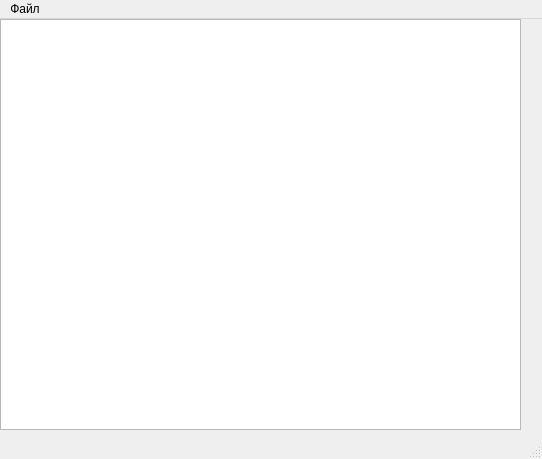
First picture: the form in Qt/Lesson_3/mainwindow.ui, repository RUSerious0o/cppLearn, before the edit.
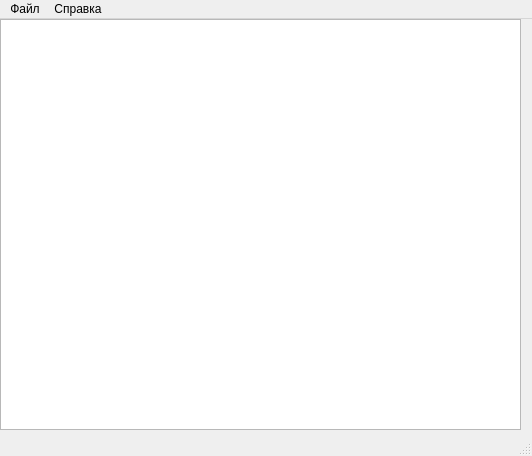
Second picture: the form after the edit.

Patch:
```diff
--- a/Qt/Lesson_3/mainwindow.ui
+++ b/Qt/Lesson_3/mainwindow.ui
@@ -6,8 +6,8 @@
    <rect>
     <x>0</x>
     <y>0</y>
-    <width>542</width>
-    <height>459</height>
+    <width>532</width>
+    <height>456</height>
    </rect>
   </property>
   <property name="windowTitle">
@@ -44,7 +44,7 @@
     <rect>
      <x>0</x>
      <y>0</y>
-     <width>542</width>
+     <width>532</width>
      <height>20</height>
     </rect>
    </property>
@@ -55,7 +55,18 @@
     <addaction name="openFileAction"/>
     <addaction name="saveFileAction"/>
    </widget>
+   <widget class="QMenu" name="menu_2">
+    <property name="tearOffEnabled">
+     <bool>false</bool>
+    </property>
+    <property name="title">
+     <string>Справка</string>
+    </property>
+    <addaction name="showHelpAction"/>
+    <addaction name="aboutProgramAction"/>
+   </widget>
    <addaction name="menu"/>
+   <addaction name="menu_2"/>
   </widget>
   <widget class="QStatusBar" name="statusbar"/>
   <action name="openFileAction">
```
Left out of the diff: 10 changed lines with no effect on the pictures.
